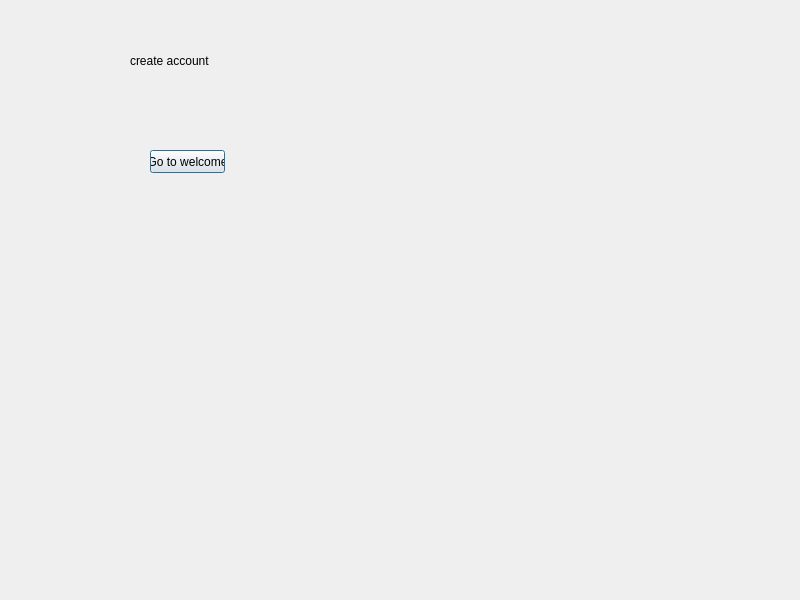
The window that info_silo/UI/create_account.ui (austinschaaf1/455_final) describes before a commit, drawn with Qt 5.
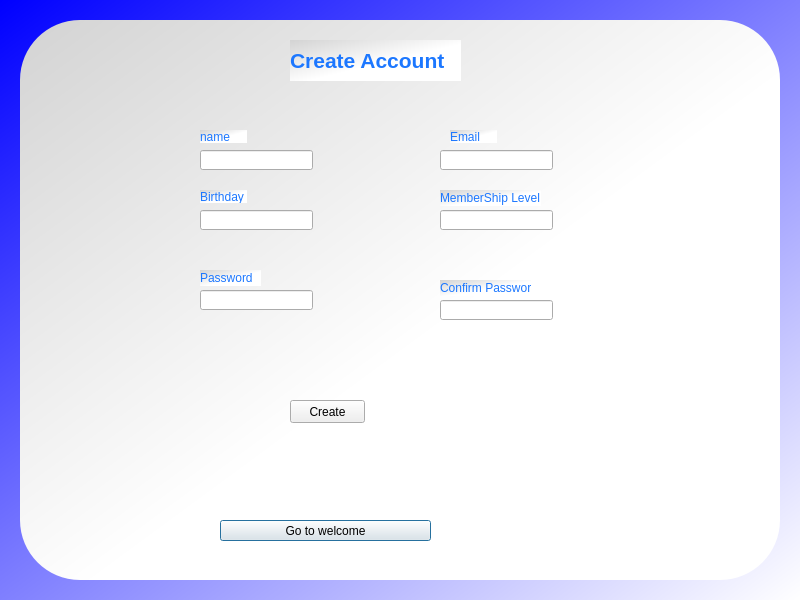
The same window after the commit.

The edit to the form file:
```diff
--- a/info_silo/UI/create_account.ui
+++ b/info_silo/UI/create_account.ui
@@ -25,32 +25,259 @@
   <property name="windowTitle">
    <string>Dialog</string>
   </property>
-  <widget class="QLabel" name="label">
-   <property name="geometry">
-    <rect>
-     <x>130</x>
-     <y>40</y>
-     <width>181</width>
-     <height>41</height>
-    </rect>
+  <layout class="QVBoxLayout" name="verticalLayout">
+   <property name="spacing">
+    <number>6</number>
    </property>
-   <property name="text">
-    <string>create account</string>
+   <property name="leftMargin">
+    <number>0</number>
    </property>
-  </widget>
-  <widget class="QPushButton" name="welcomeButton">
-   <property name="geometry">
-    <rect>
-     <x>150</x>
-     <y>150</y>
-     <width>75</width>
-     <height>23</height>
-    </rect>
+   <property name="topMargin">
+    <number>0</number>
    </property>
-   <property name="text">
-    <string>Go to welcome</string>
+   <property name="rightMargin">
+    <number>0</number>
    </property>
-  </widget>
+   <property name="bottomMargin">
+    <number>0</number>
+   </property>
+   <item>
+    <widget class="QFrame" name="container">
+     <property name="styleSheet">
+      <string notr="true">QFrame{
+	background-color:qlineargradient(spread:pad, x1:0, y1:0, x2:1, y2:1, stop:0 rgba(0, 0, 255, 255), stop:1 rgba(255, 255, 255, 255));
+	color:rgb(28, 119, 255);
+}</string>
+     </property>
+     <property name="frameShape">
+      <enum>QFrame::NoFrame</enum>
+     </property>
+     <property name="frameShadow">
+      <enum>QFrame::Raised</enum>
+     </property>
+     <layout class="QVBoxLayout" name="verticalLayout_2">
+      <property name="spacing">
+       <number>0</number>
+      </property>
+      <property name="leftMargin">
+       <number>20</number>
+      </property>
+      <property name="topMargin">
+       <number>20</number>
+      </property>
+      <property name="rightMargin">
+       <number>20</number>
+      </property>
+      <property name="bottomMargin">
+       <number>20</number>
+      </property>
+      <item>
+       <widget class="QFrame" name="login_background">
+        <property name="styleSheet">
+         <string notr="true">QFrame{
+	background-color: qlineargradient(spread:pad, x1:0, y1:0, x2:1, y2:1, stop:0 rgba(211, 211, 211, 255), stop:0.551136 rgba(255, 255, 255, 255));
+	color:rgb(28, 119, 255);
+	border-radius: 60px;
+}</string>
+        </property>
+        <property name="frameShape">
+         <enum>QFrame::NoFrame</enum>
+        </property>
+        <property name="frameShadow">
+         <enum>QFrame::Raised</enum>
+        </property>
+        <widget class="QPushButton" name="welcomeButton">
+         <property name="geometry">
+          <rect>
+           <x>200</x>
+           <y>500</y>
+           <width>211</width>
+           <height>21</height>
+          </rect>
+         </property>
+         <property name="text">
+          <string>Go to welcome</string>
+         </property>
+        </widget>
+        <widget class="QLabel" name="label">
+         <property name="geometry">
+          <rect>
+           <x>270</x>
+           <y>20</y>
+           <width>171</width>
+           <height>41</height>
+          </rect>
+         </property>
+         <property name="frameShape">
+          <enum>QFrame::NoFrame</enum>
+         </property>
+         <property name="frameShadow">
+          <enum>QFrame::Plain</enum>
+         </property>
+         <property name="text">
+          <string>&lt;html&gt;&lt;head/&gt;&lt;body&gt;&lt;p&gt;&lt;span style=&quot; font-size:16pt; font-weight:600;&quot;&gt;Create Account&lt;/span&gt;&lt;/p&gt;&lt;/body&gt;&lt;/html&gt;</string>
+         </property>
+        </widget>
+        <widget class="QLineEdit" name="nameInput">
+         <property name="geometry">
+          <rect>
+           <x>180</x>
+           <y>130</y>
+           <width>113</width>
+           <height>20</height>
+          </rect>
+         </property>
+         <property name="styleSheet">
+          <string notr="true"/>
+         </property>
+        </widget>
+        <widget class="QLabel" name="label_2">
+         <property name="geometry">
+          <rect>
+           <x>180</x>
+           <y>110</y>
+           <width>47</width>
+           <height>13</height>
+          </rect>
+         </property>
+         <property name="text">
+          <string>name</string>
+         </property>
+        </widget>
+        <widget class="QLineEdit" name="emailInput">
+         <property name="geometry">
+          <rect>
+           <x>420</x>
+           <y>130</y>
+           <width>113</width>
+           <height>20</height>
+          </rect>
+         </property>
+        </widget>
+        <widget class="QLabel" name="label_3">
+         <property name="geometry">
+          <rect>
+           <x>430</x>
+           <y>110</y>
+           <width>47</width>
+           <height>13</height>
+          </rect>
+         </property>
+         <property name="text">
+          <string>Email</string>
+         </property>
+        </widget>
+        <widget class="QLineEdit" name="birthdayInput">
+         <property name="geometry">
+          <rect>
+           <x>180</x>
+           <y>190</y>
+           <width>113</width>
+           <height>20</height>
+          </rect>
+         </property>
+        </widget>
+        <widget class="QLineEdit" name="membership_input">
+         <property name="geometry">
+          <rect>
+           <x>420</x>
+           <y>190</y>
+           <width>113</width>
+           <height>20</height>
+          </rect>
+         </property>
+        </widget>
+        <widget class="QLineEdit" name="pass_input">
+         <property name="geometry">
+          <rect>
+           <x>180</x>
+           <y>270</y>
+           <width>113</width>
+           <height>20</height>
+          </rect>
+         </property>
+        </widget>
+        <widget class="QLineEdit" name="confirm_input">
+         <property name="geometry">
+          <rect>
+           <x>420</x>
+           <y>280</y>
+           <width>113</width>
+           <height>20</height>
+          </rect>
+         </property>
+        </widget>
+        <widget class="QLabel" name="label_4">
+         <property name="geometry">
+          <rect>
+           <x>180</x>
+           <y>170</y>
+           <width>47</width>
+           <height>13</height>
+          </rect>
+         </property>
+         <property name="text">
+          <string>Birthday</string>
+         </property>
+        </widget>
+        <widget class="QLabel" name="label_5">
+         <property name="geometry">
+          <rect>
+           <x>180</x>
+           <y>250</y>
+           <width>61</width>
+           <height>16</height>
+          </rect>
+         </property>
+         <property name="text">
+          <string>Password</string>
+         </property>
+        </widget>
+        <widget class="QLabel" name="label_6">
+         <property name="geometry">
+          <rect>
+           <x>420</x>
+           <y>170</y>
+           <width>101</width>
+           <height>16</height>
+          </rect>
+         </property>
+         <property name="text">
+          <string>MemberShip Level</string>
+         </property>
+        </widget>
+        <widget class="QLabel" name="label_7">
+         <property name="geometry">
+          <rect>
+           <x>420</x>
+           <y>260</y>
+           <width>91</width>
+           <height>16</height>
+          </rect>
+         </property>
+         <property name="text">
+          <string>Confirm Password</string>
+         </property>
+        </widget>
+        <widget class="QPushButton" name="create_account">
+         <property name="geometry">
+          <rect>
+           <x>270</x>
+           <y>380</y>
+           <width>75</width>
+           <height>23</height>
+          </rect>
+         </property>
+         <property name="text">
+          <string>Create</string>
+         </property>
+        </widget>
+       </widget>
+      </item>
+     </layout>
+    </widget>
+   </item>
+  </layout>
  </widget>
  <resources/>
  <connections/>
```
